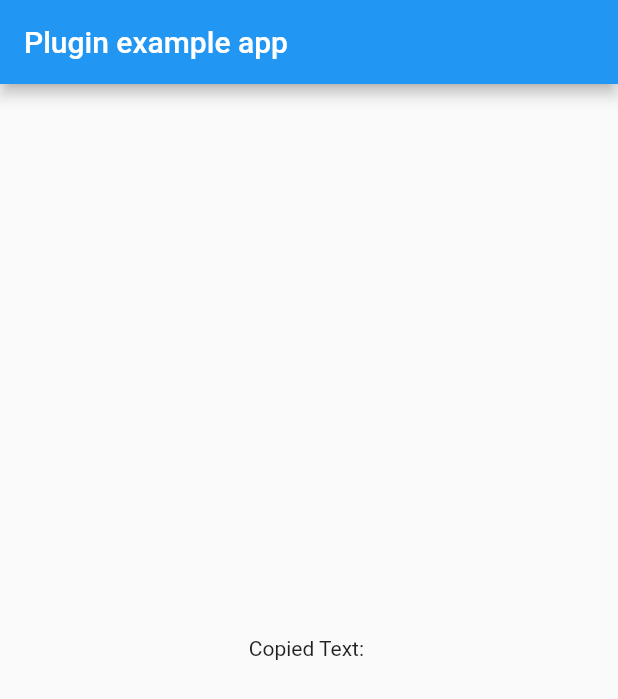
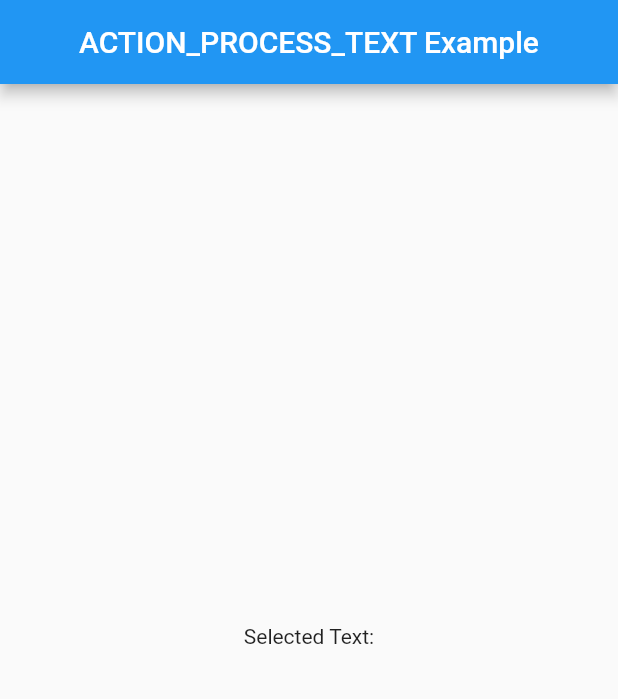
Before and after one commit to coder-with-a-bushido/ACTION_PROCESS_TEXT-Flutter, a Flutter app: the screen it shows after launch, on a phone screen of 412 x 824 dp. Shown: the top 699 px of the screen. Run offline on Flutter 3.47's test engine with Material 2 defaults, Android fonts, the phone set to English and light mode, and no system bars.

Commit message:
improved example

```diff
--- a/example/lib/main.dart
+++ b/example/lib/main.dart
@@ -39,12 +39,18 @@ class _MainPageState extends State<MainPage> {
 
   @override
   Widget build(BuildContext context) {
-    return Scaffold(
-      appBar: AppBar(
-        title: const Text('Plugin example app'),
-      ),
-      body: Center(
-        child: Text('Copied Text: $inputText\n'),
+    return SafeArea(
+      child: Scaffold(
+        appBar: AppBar(
+          centerTitle: true,
+          title: const Text('ACTION_PROCESS_TEXT Example'),
+        ),
+        body: Center(
+          child: Column(mainAxisAlignment: MainAxisAlignment.center, children: [
+            Container(child: Text('Selected Text:\n')),
+            Container(child: Text('$inputText')),
+          ]),
+        ),
       ),
     );
   }
```
Also changed, not shown: 1 other file.
